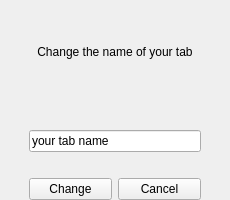
Before: the Qt Designer form static/ui/tab_edit.ui in FunnyDarkly/SomeFileManager, drawn with Qt 5.
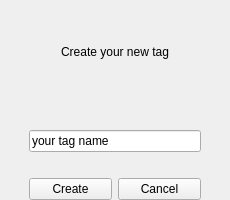
After: the same form once the commit is applied.

```diff
--- a/static/ui/tab_edit.ui
+++ b/static/ui/tab_edit.ui
@@ -72,7 +72,7 @@
        <enum>QFrame::NoFrame</enum>
       </property>
       <property name="text">
-       <string>Change the name of your tab</string>
+       <string>Create your new tag</string>
       </property>
       <property name="alignment">
        <set>Qt::AlignCenter</set>
@@ -116,7 +116,7 @@
       <item>
        <widget class="QPushButton" name="changeButton">
         <property name="text">
-         <string>Change</string>
+         <string>Create</string>
         </property>
        </widget>
       </item>
@@ -132,7 +132,7 @@
     <item row="2" column="1">
      <widget class="QLineEdit" name="lineEdit">
       <property name="text">
-       <string>your tab name</string>
+       <string>your tag name</string>
       </property>
      </widget>
     </item>
```
